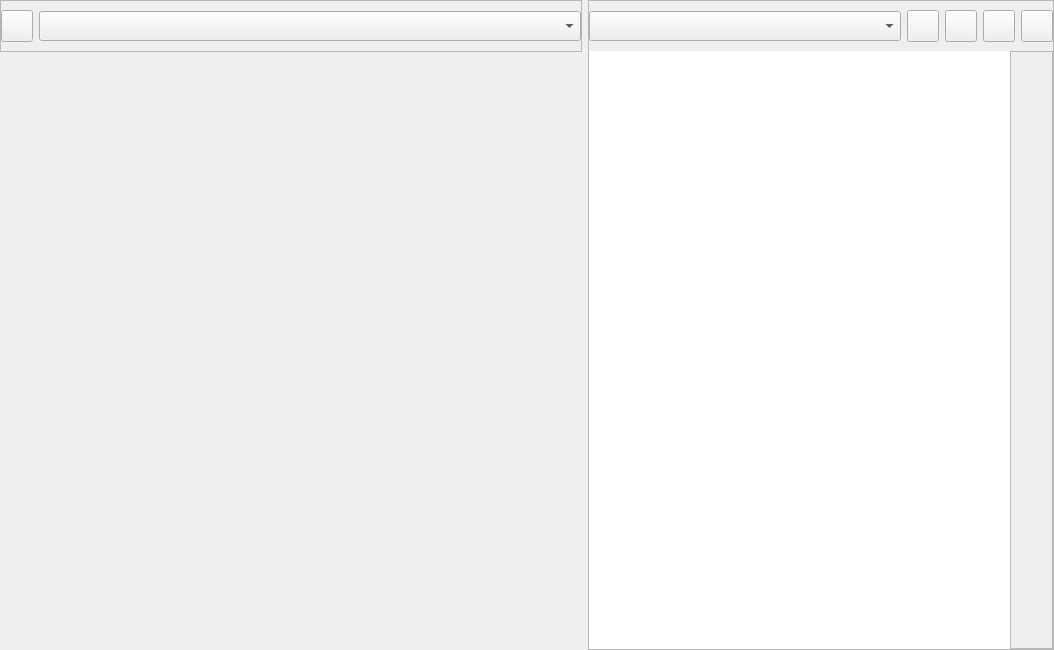
Above: UIDecorator/UIDecorator.ui from Bazzzukasss/UIDecorator before the change. Below: the same form after it.
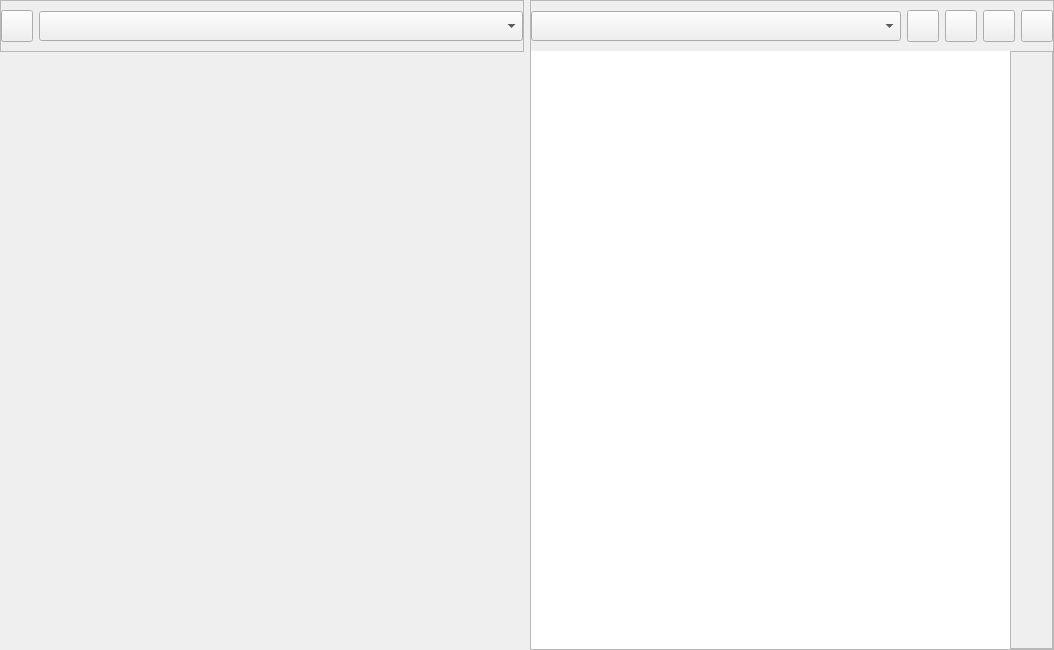
That is the form after the change. Icons and pictures are not drawn. Custom widgets are drawn as their Qt base class.

Diff of the .ui file:
```diff
--- a/UIDecorator/UIDecorator.ui
+++ b/UIDecorator/UIDecorator.ui
@@ -35,7 +35,7 @@
     <widget class="QFrame" name="mUITemplateFrame1">
      <property name="sizePolicy">
       <sizepolicy hsizetype="Preferred" vsizetype="Preferred">
-       <horstretch>5</horstretch>
+       <horstretch>0</horstretch>
        <verstretch>0</verstretch>
       </sizepolicy>
      </property>
@@ -246,7 +246,7 @@
     <widget class="QFrame" name="mStyleFrame">
      <property name="sizePolicy">
       <sizepolicy hsizetype="Preferred" vsizetype="Preferred">
-       <horstretch>4</horstretch>
+       <horstretch>0</horstretch>
        <verstretch>0</verstretch>
       </sizepolicy>
      </property>
```
